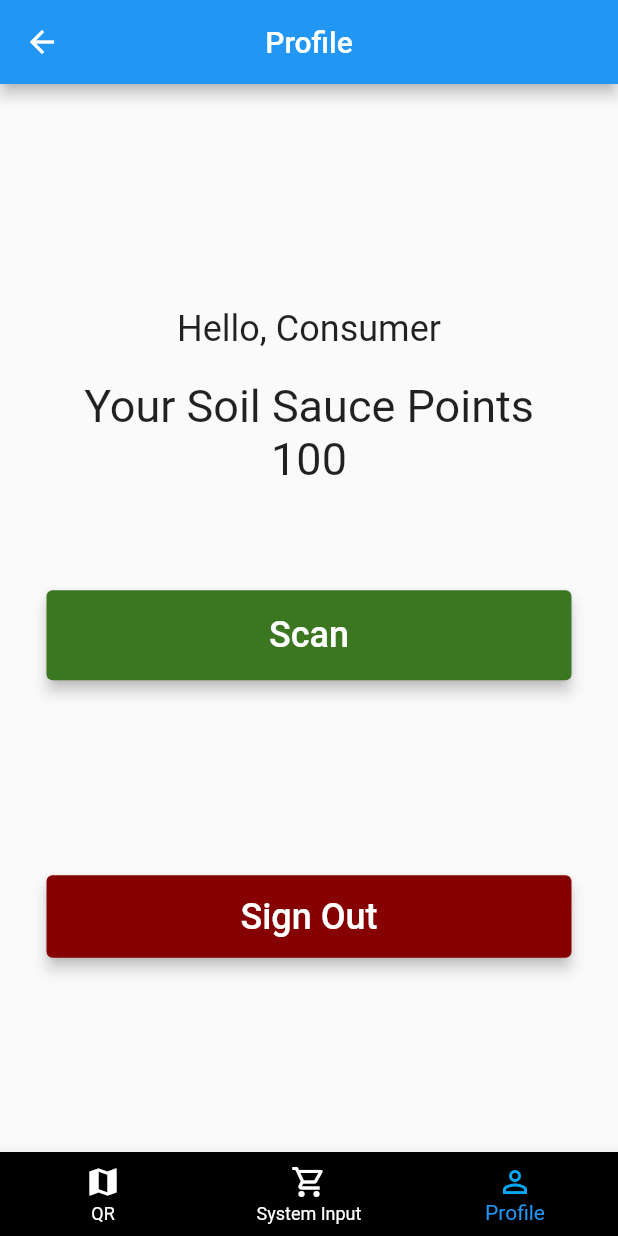
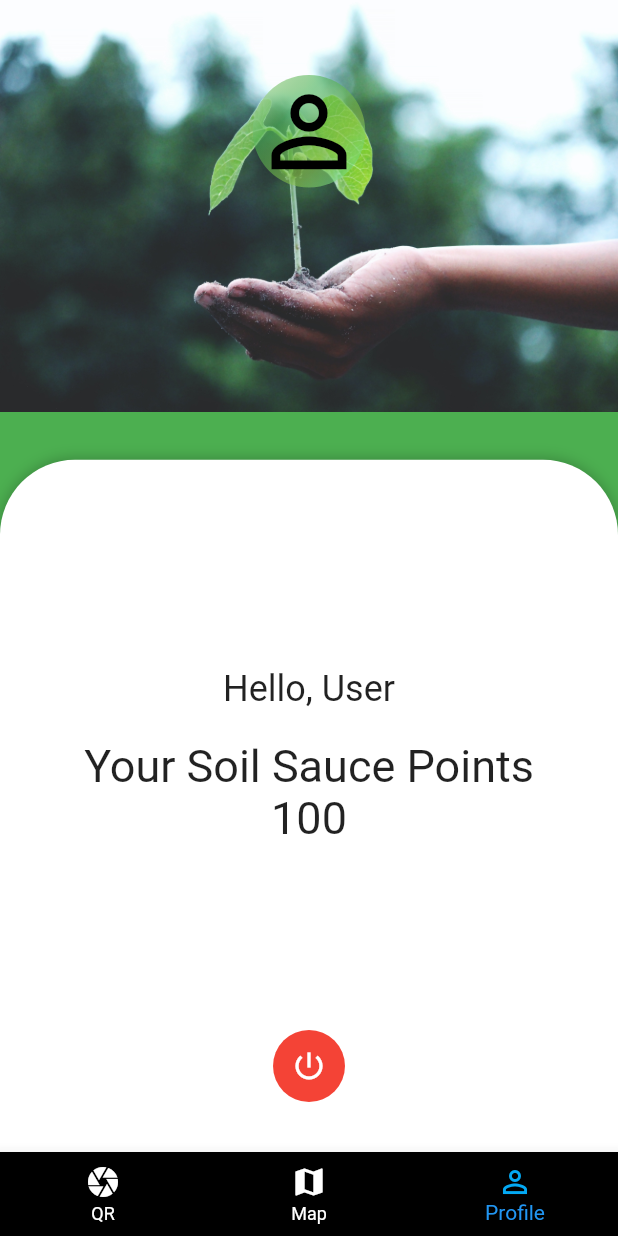
Before and after one commit to Snickledap/EcotoneApp, a Flutter app: the Consumer_Profile screen opened directly, on a phone screen of 412 x 824 dp. Run offline on Flutter 3.47's test engine with Material 2 defaults, Android fonts, the phone set to English and light mode, and no system bars; drawn by our look-alikes of sliding_up_panel; our stand-ins replace cloud_firestore, dio, expandable, firebase_auth, firebase_core, get and 8 more; missing offline and left inert: flutter_custom_cards, flutter_facebook_auth, flutter_polyline_points, graphic, mobile_scanner; accounts and stored records are empty.

Commit message:
cleaned up consumer side

```diff
--- a/lib/NavBar_Consumer.dart
+++ b/lib/NavBar_Consumer.dart
@@ -1,7 +1,7 @@
 import 'package:flutter/material.dart';
 
 
-List<String> routeNames = ['/QR', "/System_Input", "/Consumer_Profile"];
+List<String> routeNames = [ '/QR', "/Map", "/Consumer_Profile"];
 
 
 class NavBar_Consumer extends StatefulWidget {
@@ -32,14 +32,14 @@ class NavBar_ConsumerState extends State<NavBar_Consumer> {
       unselectedItemColor: Colors.white,
       items: const <BottomNavigationBarItem>[
         BottomNavigationBarItem(
-          icon: Icon(Icons.map, color: Colors.white),
-          activeIcon: Icon(Icons.map, color: Colors.lightBlue),
+          icon: Icon(Icons.camera, color: Colors.white),
+          activeIcon: Icon(Icons.camera, color: Colors.lightBlue),
           label: 'QR',
         ),
         BottomNavigationBarItem(
-          icon: Icon(Icons.shopping_cart_outlined, color: Colors.white),
-          activeIcon: Icon(Icons.shopping_cart_outlined, color: Colors.lightBlue),
-          label: 'System Input',
+          icon: Icon(Icons.map, color: Colors.white),
+          activeIcon: Icon(Icons.map, color: Colors.lightBlue),
+          label: 'Map',
         ),
         BottomNavigationBarItem(
           icon: Icon(Icons.person_outline, color: Colors.white),
--- a/lib/main.dart
+++ b/lib/main.dart
@@ -1,15 +1,14 @@
 import 'package:ecotone_app/Login_Page.dart';
 import 'package:ecotone_app/Signup_Page.dart';
-import 'package:ecotone_app/routes/checklist/System_Data_Input_Page.dart';
 import 'package:ecotone_app/routes/login/Login_Setup.dart';
+import 'package:ecotone_app/routes/map/Map_Page.dart';
 import 'package:ecotone_app/routes/map/QR_Scanning_Page.dart';
 import 'package:ecotone_app/routes/profile/Consumer_Profile.dart';
 import 'package:ecotone_app/routes/profile/profile_page.dart';
 import 'package:firebase_auth/firebase_auth.dart';
 import 'package:flutter/material.dart';
-import 'package:ecotone_app/routes/map/Map_Page.dart';
+import 'package:ecotone_app/routes/map/Consumer_Map_Page.dart';
 import 'package:ecotone_app/routes/checklist/Checklist.dart';
-
 import 'package:google_fonts/google_fonts.dart';
 import 'package:page_transition/page_transition.dart';
 import 'package:ecotone_app/routes/information/Information.dart';
@@ -169,7 +168,7 @@ class RouteGenerator extends StatelessWidget{
           case '/data_analytics':
             return PageTransition(child: AnalyticsPage(), type: PageTransitionType.fade);
           case '/map':
-            return PageTransition(child: Map(), type: PageTransitionType.fade);
+            return PageTransition(child: TeamMap(), type: PageTransitionType.fade);
           case '/checklist':
             return PageTransition(child: ChecklistPage(), type: PageTransitionType.fade);
           case '/info':
@@ -197,8 +196,8 @@ class ConsumerRouteGenerator extends StatelessWidget{
         switch(settings.name) {
           case '/Consumer_Profile':
             return PageTransition(child: Consumer_Profile(), type: PageTransitionType.fade);
-          case '/System_Input':
-            return PageTransition(child: System_Data_Input_Page(), type: PageTransitionType.fade);
+          case '/Map':
+            return PageTransition(child: ConsumerMap(), type: PageTransitionType.fade);
           case '/QR':
             return PageTransition(child: QR_Scanning_Page(), type: PageTransitionType.fade);
           default:
--- a/lib/routes/profile/Consumer_Profile.dart
+++ b/lib/routes/profile/Consumer_Profile.dart
@@ -2,6 +2,7 @@ import 'package:flutter/cupertino.dart';
 import 'package:flutter/material.dart';
 import 'package:ecotone_app/NavBar_Consumer.dart';
 import 'package:provider/provider.dart';
+import 'package:sliding_up_panel/sliding_up_panel.dart';
 
 import '../login/Login_Setup.dart';
 
@@ -19,100 +20,127 @@ class Consumer_ProfileState extends State<Consumer_Profile> {
   @override
   Widget build(BuildContext context) {
     return Scaffold(
-        //Header
-          appBar: AppBar(
-            centerTitle: true,
-            title: const Text('Profile'),
+          body: SlidingUpPanel(
+            parallaxEnabled: true,
+            parallaxOffset: 0.5,
+            borderRadius: BorderRadius.vertical(top: Radius.circular(50)),
+            minHeight: MediaQuery.of(context).size.height*0.56,
+            maxHeight: MediaQuery.of(context).size.height*0.68,
+            body: CProfileBody(),
+            panelBuilder: (controller) => CProfilePanel(
+              controller:controller,
+            ),
           ),
-          body: Center(
-              child: Column(
-                mainAxisAlignment: MainAxisAlignment.center,
-                children: <Widget>[
-
-                  //Username Text Formatting
-                  const Padding(padding: EdgeInsets.all(10)),
-
-                //Username Text
-                Text(
-                "Hello, Consumer",
-                style: TextStyle(fontSize: 24),
-                ),
-
-                  //Point # Text Formatting
-                  const Padding(padding: EdgeInsets.all(10)),
-
-                  //Point # Text
-                  const Text(
-                    "Your Soil Sauce Points",
-                    style: TextStyle(fontSize: 30),
-                  ),
-
-                  //Points Variable
-                  Text(
-                  "$points",
-                  style: TextStyle(fontSize: 30),
-              ),
-
-                  //Scan Button Formatting
-                  const Padding(padding: EdgeInsets.all(35)),
-                  SizedBox(
-                      height:60,
-                      width: 350,
-
-                      //Scan Button
-                      child: ElevatedButton(
-                      style:ElevatedButton.styleFrom(
-                        foregroundColor: Colors.white, backgroundColor: Color(0xFF3B7621),
-                        elevation: 4,
-                      ),
-
-                      //Scan Button Action
-                      onPressed: (){},
-
-                        //Scan Button Text
-                        child: Text(
-                          "Scan",
-                          style: TextStyle(fontSize: 24.0),
-                          textAlign: TextAlign.center
-                        ),
-                )
-                ),
-
-                  //Shop Button Formatting
-                  const Padding(padding: EdgeInsets.all(20)),
-                  //Sign Out Button Formatting
-                  const Padding(padding: EdgeInsets.all(45)),
-                  SizedBox(
-                      height:55,
-                      width:350,
-
-                      //Sign Out Button
-                      child: ElevatedButton(
-                        style:ElevatedButton.styleFrom(
-                          foregroundColor: Colors.white, backgroundColor: Color(0xFF860101),
-                          elevation: 4,
-                        ),
-
-                      //Sign Out Button Action
-                      onPressed: (){
-                        context.read<FirebaseAuthMethods>().signOut(context);
-                      },
-
-
-                        //Sign Out Button Text
-                        child: const Text(
-                          "Sign Out",
-                          style: TextStyle(fontSize: 24.0),
-                          textAlign: TextAlign.center
-                      ),
-                      )
-              )
-              ],
-          )
-      ),
         //Bottom Navigation Bar
         bottomNavigationBar: NavBar_Consumer(),
       );
 
   }
 }
+
+class CProfileBody extends StatefulWidget {
+  const CProfileBody({Key? key}) : super(key: key);
+
+  @override
+  State<CProfileBody> createState() => _CProfileBodyState();
+}
+
+class _CProfileBodyState extends State<CProfileBody> {
+  @override
+  Widget build(BuildContext context) {
+    return SafeArea(
+      child: Container(
+        height: double.infinity,
+        width: double.infinity,
+        decoration: BoxDecoration(color: Colors.green),
+        child: Stack(
+          children: <Widget>[
+            Image.asset("lib/assets/images/pexels-akil-mazumder-1072824.jpg"),
+            Align(
+            alignment: Alignment.topCenter,
+            child: Padding(
+              padding: const EdgeInsets.only(top: 50),
+              child: Container(
+                height:75,
+                decoration: BoxDecoration(
+                    shape: BoxShape.circle,
+                    gradient:LinearGradient(
+                        begin: Alignment.topLeft,
+                        end: Alignment.bottomRight,
+                        colors: [
+                          Color(0xFFddedc8),
+                          Colors.green.withAlpha(150),
+                          Colors.lightGreen.withAlpha(150),
+                          Colors.greenAccent.withAlpha(150),
+                        ]
+                    )
+                ),
+                child: FittedBox(
+                  child: Icon(Icons.person_outline,
+                    color: Colors.black,),
+                  fit: BoxFit.fill,
+                ),
+              ),
+            ),
+          )],
+        ),
+      ),
+    );
+  }
+}
+
+
+class CProfilePanel extends StatefulWidget {
+  const CProfilePanel({Key? key, required this.controller}) : super(key: key);
+  final ScrollController controller;
+  @override
+  State<CProfilePanel> createState() => _CProfilePanelState();
+}
+
+class _CProfilePanelState extends State<CProfilePanel> {
+
+  @override
+  Widget build(BuildContext context) {
+    return Center(
+        child: Column(
+          mainAxisAlignment: MainAxisAlignment.center,
+          children: <Widget>[
+            const Padding(padding: EdgeInsets.all(10)),
+            Text(
+              "Hello, User",
+              style: TextStyle(fontSize: 24),
+            ),
+            const Padding(padding: EdgeInsets.all(10)),
+            const Text(
+              "Your Soil Sauce Points",
+              style: TextStyle(fontSize: 30),
+            ),
+            Text(
+              "$points",
+              style: TextStyle(fontSize: 30),
+            ),
+
+            const Padding(padding: EdgeInsets.all(55)),
+            Container(
+              height:75,
+              decoration: BoxDecoration(
+                  shape: BoxShape.circle,
+                  color: Colors.red
+              ),
+              child: IconButton(
+                style:ElevatedButton.styleFrom(
+                  foregroundColor: Colors.white, backgroundColor: Color(0xFF860101),
+                  elevation: 4,
+                ),
+                onPressed: (){
+                  context.read<FirebaseAuthMethods>().signOut(context);
+                },
+                icon: Icon(Icons.power_settings_new),
+                color: Colors.white
+              ),
+            )
+          ],
+        )
+    );
+  }
+}
--- a/pubspec.yaml
+++ b/pubspec.yaml
@@ -60,6 +60,7 @@ dependencies:
   dio: ^4.0.6
   sliding_up_panel: ^2.0.0+1
   flutter_polyline_points: ^1.0.0
+  mobile_scanner: ^2.1.0
 
 dev_dependencies:
   flutter_launcher_icons: "^0.10.0"
@@ -99,6 +100,7 @@ flutter:
     - lib/assets/images/Ecotone_Logo.png
     - lib/assets/images/Abstract-wavy-green-eco-style-background-vector-03-1280x720.jpg
     - lib/assets/images/270nhy.jpg
+    - lib/assets/images/pexels-akil-mazumder-1072824.jpg
   #   - images/a_dot_ham.jpeg
 
   # An image asset can refer to one or more resolution-specific "variants", see
```
Also changed, not shown: lib/routes/map/Camera_Page.dart (added, +65 -0 lines), lib/routes/map/QR_Scanning_Page.dart (+9 -41 lines), lib/assets/images/pexels-akil-mazumder-1072824.jpg (added), pubspec.lock, 2 other files.
